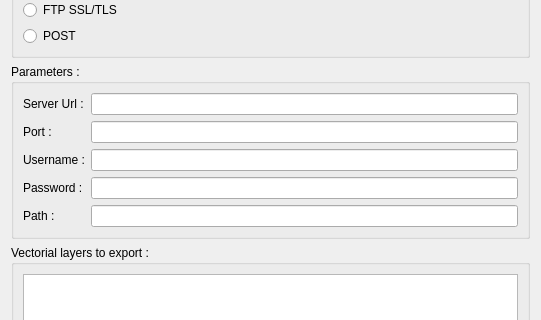
Old version of the form UI/export.ui in the repository Champs-Libres/QgisGeoJSONExportPlugin; both pictures show x 0 to 541 and y 92 to 412 of the 541 by 659 pixel window.
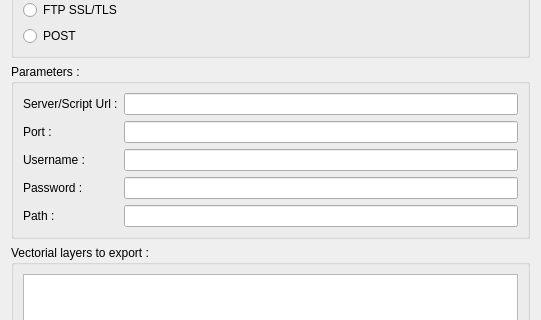
New version of the form.

What changed in the file:
```diff
--- a/UI/export.ui
+++ b/UI/export.ui
@@ -54,7 +54,10 @@
       </widget>
      </item>
      <item>
-      <widget class="QGroupBox" name="groupBox_2">
+      <widget class="QGroupBox" name="parametersBox">
+       <property name="enabled">
+        <bool>true</bool>
+       </property>
        <property name="title">
         <string>Parameters :</string>
        </property>
@@ -62,7 +65,7 @@
         <item row="0" column="0">
          <widget class="QLabel" name="serverUrlLabel">
           <property name="text">
-           <string>Server Url :</string>
+           <string>Server/Script Url :</string>
           </property>
          </widget>
         </item>
```
Left out of the diff: 15 changed lines with no effect on the pictures.
